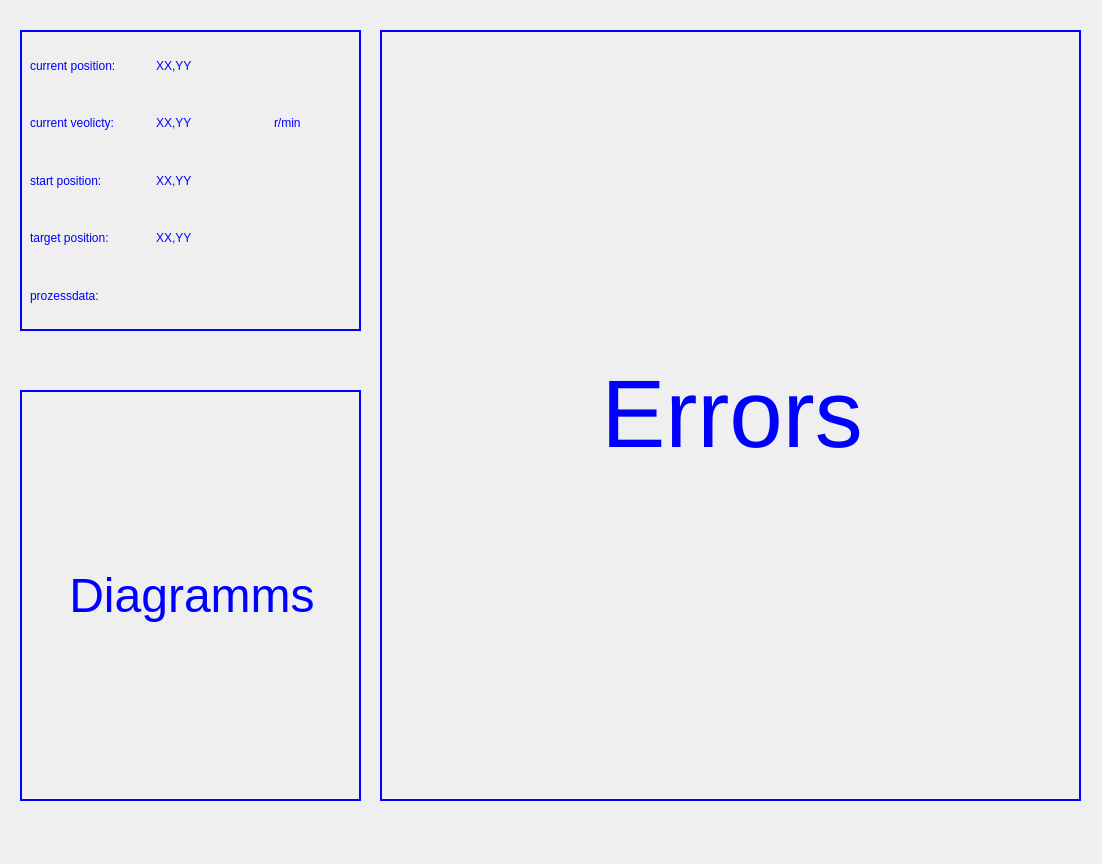
The window that src/edcon/gui/analysis.ui (Festo-se/festo-edcon) describes before a commit, drawn with Qt 5.
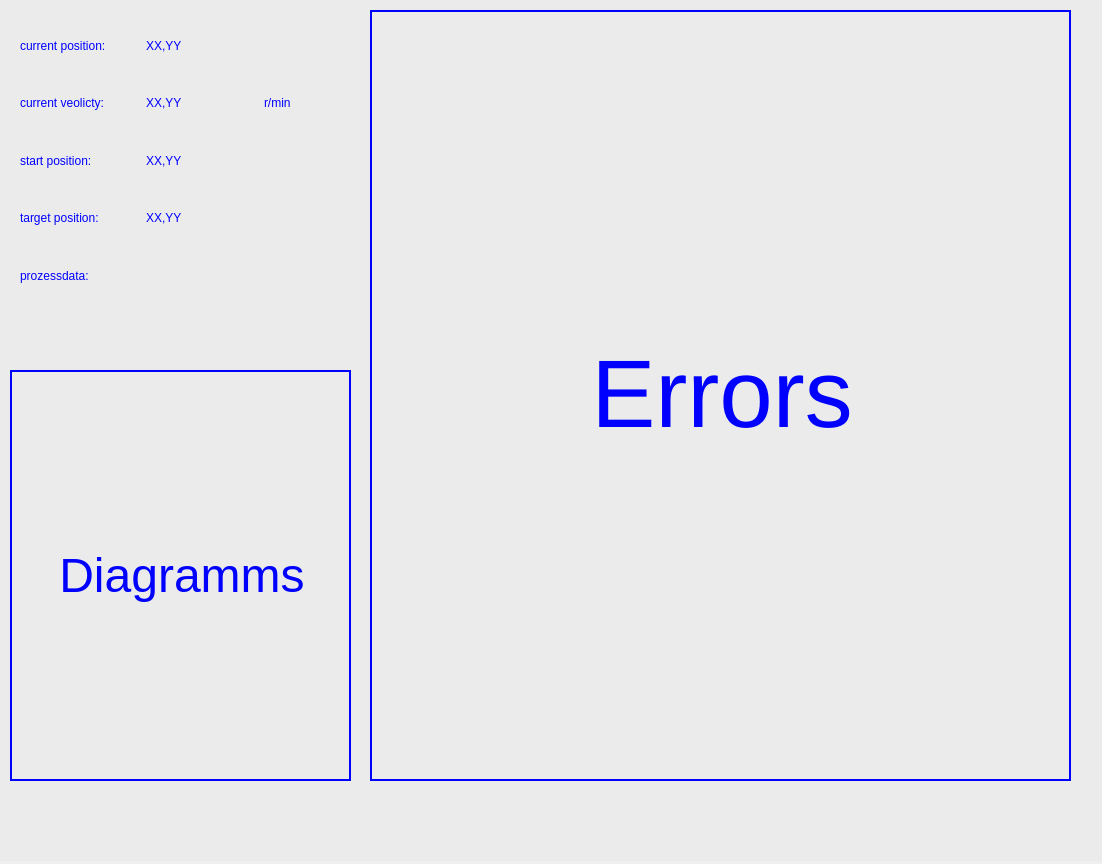
The same window after the commit.

Commit message: Menu bar replaced with tabs

```diff
--- a/src/edcon/gui/analysis.ui
+++ b/src/edcon/gui/analysis.ui
@@ -16,12 +16,16 @@
   <widget class="QWidget" name="centralwidget" native="true">
    <property name="geometry">
     <rect>
-     <x>10</x>
-     <y>20</y>
-     <width>1081</width>
-     <height>791</height>
+     <x>0</x>
+     <y>0</y>
+     <width>1111</width>
+     <height>861</height>
     </rect>
    </property>
+   <property name="styleSheet">
+    <string notr="true">QWidget{background-color:rgb(235, 235, 235);
+color:black}</string>
+   </property>
    <widget class="QWidget" name="gridLayoutWidget_2">
     <property name="geometry">
      <rect>
```
The commit also changes 5 other files.
